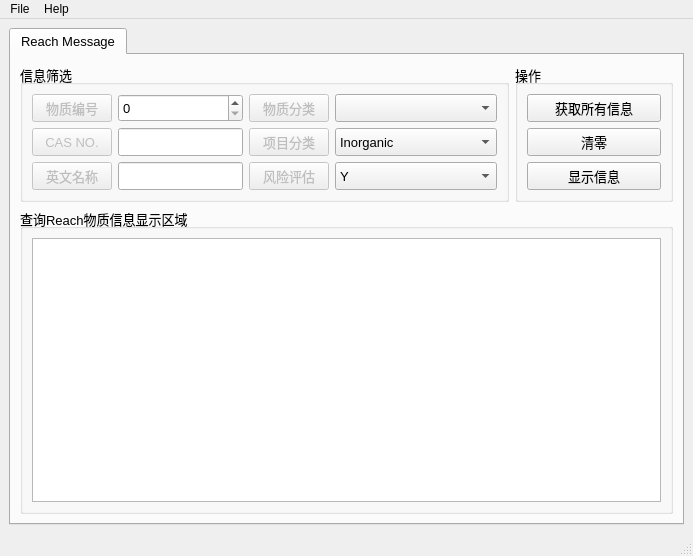
chen-huai/work, file Operate/GUI/Reach_Operate_Ui.ui: the form before one commit.
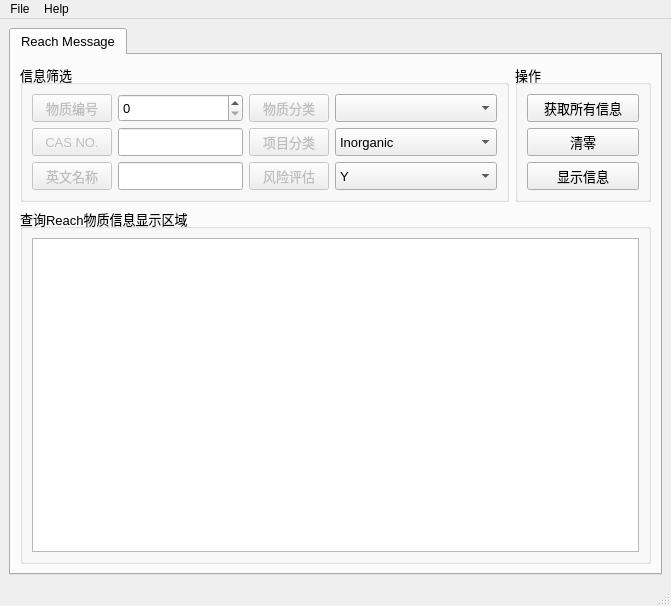
The form after the commit. Icons and pictures are not drawn.

```diff
--- a/Operate/GUI/Reach_Operate_Ui.ui
+++ b/Operate/GUI/Reach_Operate_Ui.ui
@@ -6,8 +6,8 @@
    <rect>
     <x>0</x>
     <y>0</y>
-    <width>693</width>
-    <height>556</height>
+    <width>671</width>
+    <height>606</height>
    </rect>
   </property>
   <property name="windowTitle">
@@ -478,8 +478,8 @@
     <rect>
      <x>0</x>
      <y>0</y>
-     <width>693</width>
-     <height>22</height>
+     <width>671</width>
+     <height>23</height>
     </rect>
    </property>
    <widget class="QMenu" name="menu">
```
Left out of the diff: 8 changed lines with no effect on the pictures.
